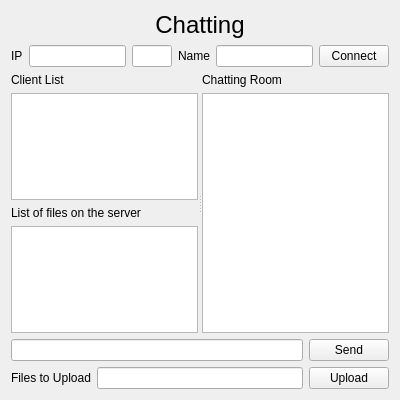
Qt form chattingform.ui (ChunJeong27/CRMMiniProject) before a commit.
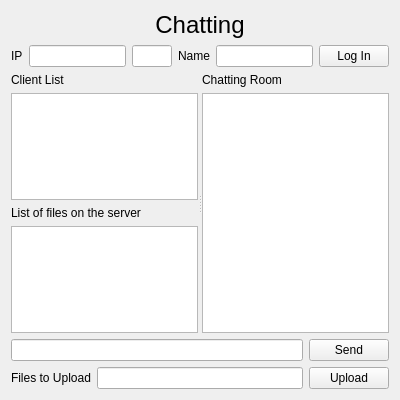
The same form after that commit.

What changed in the file:
```diff
--- a/chattingform.ui
+++ b/chattingform.ui
@@ -76,7 +76,7 @@
         </size>
        </property>
        <property name="text">
-        <string>Connect</string>
+        <string>Log In</string>
        </property>
       </widget>
      </item>
```
Left out of the diff: 4 changed lines with no effect on the pictures.
